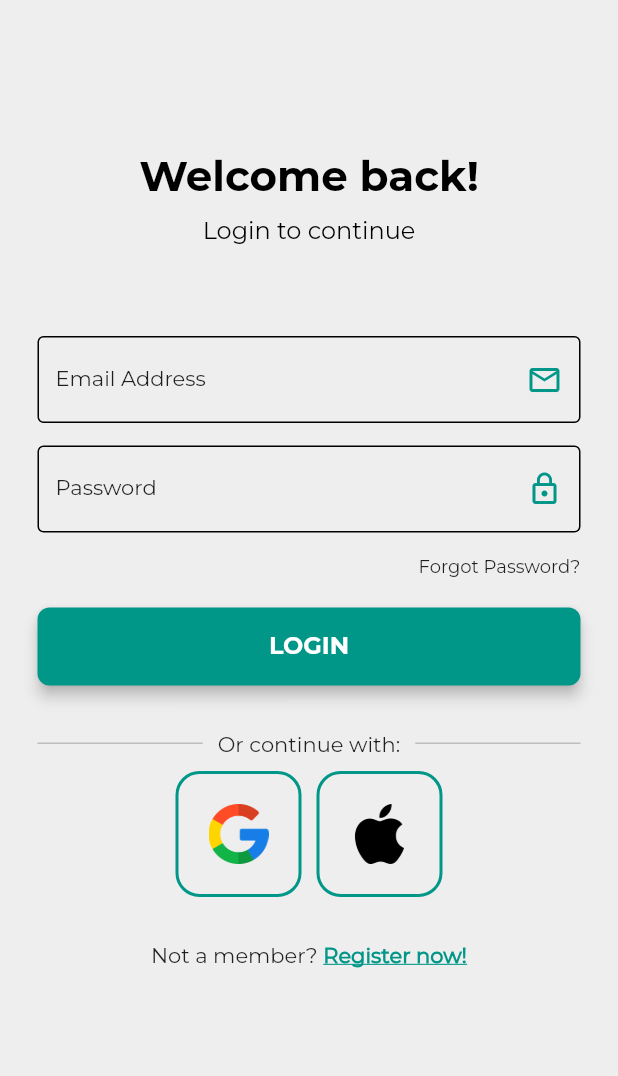
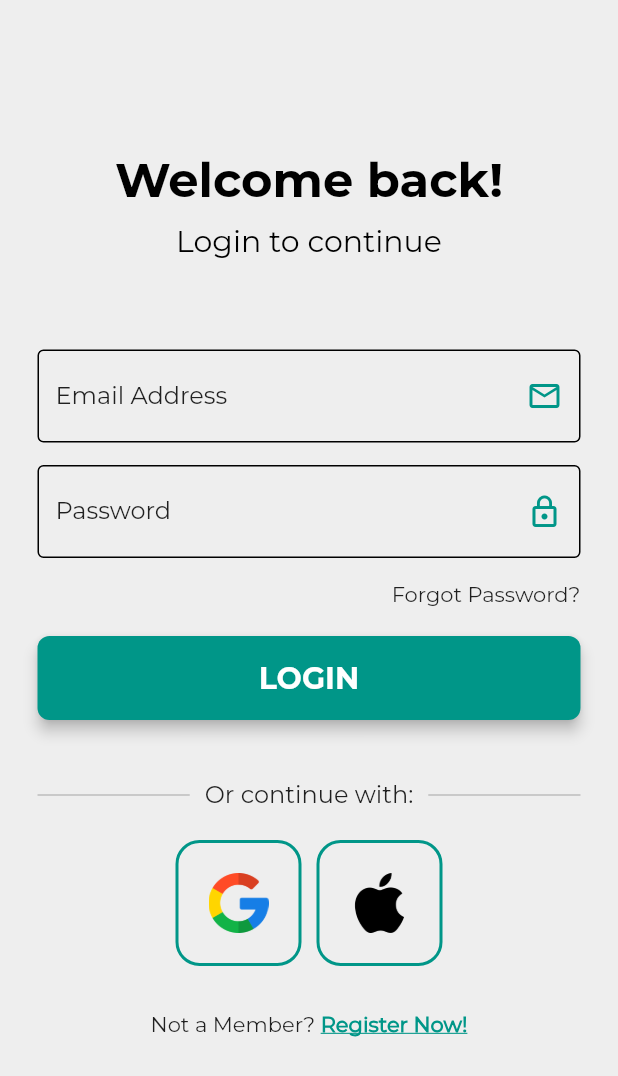
Before and after one commit to EliezerAmbion/flutter_chat_app, a Flutter app: the screen it shows after launch, on a phone screen of 412 x 824 dp. Shown: the top 1076 px of the screen. Run offline on Flutter 3.47's test engine with Material 2 defaults, Android fonts, the phone set to English and light mode, and no system bars; our stand-ins replace cloud_firestore, firebase_auth, firebase_core, firebase_storage, image_picker; accounts and stored records are empty.

Commit message:
edit themes text size

```diff
--- a/lib/config/theme.dart
+++ b/lib/config/theme.dart
@@ -46,44 +46,44 @@ TextTheme textTheme() {
     headline1: TextStyle(
       fontFamily: 'MontBold',
       color: Colors.black,
-      fontSize: 28,
+      fontSize: 32,
     ),
     headline2: TextStyle(
       fontFamily: 'MontBold',
       color: Colors.black,
-      fontSize: 22,
+      fontSize: 26,
     ),
     headline3: TextStyle(
       fontFamily: 'MontBold',
       color: Colors.black,
-      fontSize: 16,
+      fontSize: 20,
     ),
     headline4: TextStyle(
       fontFamily: 'MontReg',
       color: Colors.black,
-      fontSize: 16,
+      fontSize: 20,
     ),
     headline5: TextStyle(
       fontFamily: 'MontReg',
       color: Colors.black,
-      fontSize: 15,
+      fontSize: 18,
     ),
     headline6: TextStyle(
       fontFamily: 'MontReg',
       color: Colors.black87,
-      fontSize: 14,
+      fontSize: 16,
     ),
 
     // body text theme
     bodyText1: TextStyle(
       fontFamily: 'MontReg',
       color: Colors.black87,
-      fontSize: 12,
+      fontSize: 14,
     ),
     bodyText2: TextStyle(
       fontFamily: 'MontReg',
       color: Colors.black87,
-      fontSize: 10,
+      fontSize: 12,
     ),
   );
 }
--- a/lib/providers/auth_provider.dart
+++ b/lib/providers/auth_provider.dart
@@ -45,7 +45,6 @@ class AuthProvider with ChangeNotifier {
         email: emailController,
         password: passwordController,
       );
-      print('authResult ==========> ${authResult}');
 
       return _userFromFirebase(authResult.user);
     } on auth.FirebaseAuthException catch (error) {
--- a/lib/screens/auth_screens.dart/login_screen.dart
+++ b/lib/screens/auth_screens.dart/login_screen.dart
@@ -1,3 +1,4 @@
+import 'package:flutter/gestures.dart';
 import 'package:flutter/material.dart';
 import 'package:provider/provider.dart';
 
@@ -139,13 +140,29 @@ class _LoginScreenState extends State<LoginScreen> {
                   text: 'LOGIN',
                 ),
 
-                const SizedBox(height: 30),
+                const SizedBox(height: 40),
 
                 // or Continue with
-                ContinueWithWidget(
-                  togglePages: widget.togglePages,
-                  text: 'Not a member? ',
-                  toggleText: 'Register now!',
+                const ContinueWithWidget(),
+
+                // not a member?
+                RichText(
+                  text: TextSpan(
+                    text: 'Not a Member? ',
+                    style: Theme.of(context).textTheme.bodyText1,
+                    children: [
+                      TextSpan(
+                        text: 'Register Now!',
+                        style: Theme.of(context).textTheme.bodyText1!.copyWith(
+                              color: Theme.of(context).colorScheme.secondary,
+                              fontWeight: FontWeight.bold,
+                              decoration: TextDecoration.underline,
+                            ),
+                        recognizer: TapGestureRecognizer()
+                          ..onTap = widget.togglePages,
+                      ),
+                    ],
+                  ),
                 ),
               ],
             ),
--- a/lib/screens/auth_screens.dart/verify_email_screen.dart
+++ b/lib/screens/auth_screens.dart/verify_email_screen.dart
@@ -58,7 +58,7 @@ class _VerifyEmailScreenState extends State<VerifyEmailScreen> {
         backgroundColor: Theme.of(context).colorScheme.error,
       );
     } catch (error) {
-      print('error ==========> ${error}');
+      print('error in sendVerificationEmail ==========> ${error}');
     }
   }
 
--- a/lib/widgets/continue_with_widget.dart
+++ b/lib/widgets/continue_with_widget.dart
@@ -1,19 +1,9 @@
-import 'package:flutter/gestures.dart';
 import 'package:flutter/material.dart';
 
 import 'social_media_button.dart';
 
 class ContinueWithWidget extends StatelessWidget {
-  final VoidCallback togglePages;
-  final String text;
-  final String toggleText;
-
-  const ContinueWithWidget({
-    super.key,
-    required this.togglePages,
-    required this.text,
-    required this.toggleText,
-  });
+  const ContinueWithWidget({super.key});
 
   @override
   Widget build(BuildContext context) {
@@ -44,7 +34,7 @@ class ContinueWithWidget extends StatelessWidget {
               ),
             ],
           ),
-          const SizedBox(height: 10),
+          const SizedBox(height: 20),
 
           // google and apple sign in btns
           Row(
@@ -61,25 +51,6 @@ class ContinueWithWidget extends StatelessWidget {
           ),
 
           const SizedBox(height: 30),
-
-          // not a member?
-          RichText(
-            text: TextSpan(
-              text: text,
-              style: Theme.of(context).textTheme.headline6,
-              children: [
-                TextSpan(
-                  text: toggleText,
-                  style: Theme.of(context).textTheme.headline6!.copyWith(
-                        color: Theme.of(context).colorScheme.secondary,
-                        fontWeight: FontWeight.bold,
-                        decoration: TextDecoration.underline,
-                      ),
-                  recognizer: TapGestureRecognizer()..onTap = togglePages,
-                ),
-              ],
-            ),
-          ),
         ],
       ),
     );
```
